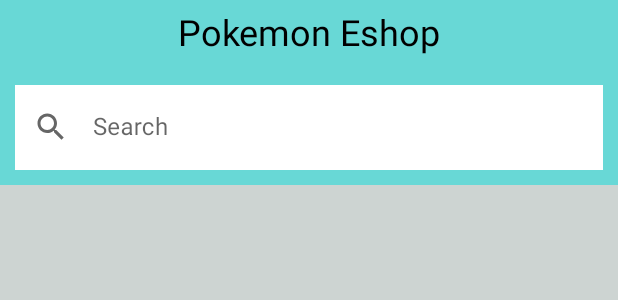
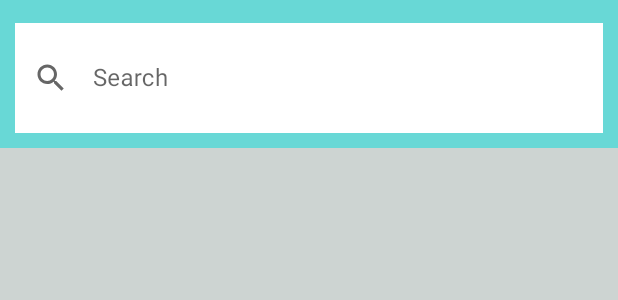
Before and after one commit to EChilin5/Zotes_OCR, an Android app: the layout fragment_home.xml on its own in the app's theme, with its tools: preview values and no code run, on a phone screen of 412 x 824 dp. Shown: the top 300 px of the screen. Run offline under Robolectric (Android 15) with nearby library versions, the phone set to English and light mode, and no system bars.

Commit message:
updated order fragment design

```diff
--- a/app/src/main/res/layout/fragment_completed_order.xml
+++ b/app/src/main/res/layout/fragment_completed_order.xml
@@ -25,7 +25,7 @@
         android:layout_width="0dp"
         android:layout_height="0dp"
         android:layout_marginTop="10dp"
-        android:background="@color/white"
+        android:background="@color/item_background"
         app:layout_constraintBottom_toBottomOf="parent"
         app:layout_constraintEnd_toEndOf="parent"
         app:layout_constraintStart_toStartOf="parent"
--- a/app/src/main/res/layout/fragment_home.xml
+++ b/app/src/main/res/layout/fragment_home.xml
@@ -19,31 +19,18 @@
         app:layout_constraintStart_toStartOf="@id/HomeGuideLineV1"
         app:layout_constraintTop_toBottomOf="@id/HomeGuideLine2" />
 
-    <TextView
-        android:id="@+id/tvPokeTitle"
-        android:layout_width="wrap_content"
-        android:layout_height="wrap_content"
-        android:layout_margin="10dp"
-        android:text="@string/pokemon_eshop"
-        android:textColor="@color/black"
-        android:textSize="24sp"
-        app:layout_constraintBottom_toTopOf="@+id/HomeGuideLine1_5"
-        app:layout_constraintEnd_toStartOf="@+id/HomeGuideLineV2"
-        app:layout_constraintStart_toStartOf="@+id/HomeGuideLineV1"
-        app:layout_constraintTop_toTopOf="@+id/HomeGuideLine1" />
-
     <com.google.android.material.textfield.TextInputLayout
         android:id="@+id/etSearchDetailLayout"
+        style="@style/Widget.MaterialComponents.TextInputLayout.OutlinedBox"
         android:layout_width="0dp"
+
         android:layout_height="0dp"
-
         android:layout_margin="10dp"
         android:hint="Search"
-        style="@style/Widget.MaterialComponents.TextInputLayout.OutlinedBox"
         app:layout_constraintBottom_toTopOf="@+id/HomeGuideLine2"
         app:layout_constraintEnd_toStartOf="@+id/HomeGuideLineV2"
         app:layout_constraintStart_toStartOf="@+id/HomeGuideLineV1"
-        app:layout_constraintTop_toTopOf="@+id/HomeGuideLine1_5"
+        app:layout_constraintTop_toTopOf="@id/HomeGuideLine1"
         app:startIconDrawable="@drawable/ic_baseline_search_24">
 
         <com.google.android.material.textfield.TextInputEditText
@@ -86,7 +73,7 @@
         android:layout_height="wrap_content"
         android:orientation="horizontal"
         app:layout_constraintGuide_begin="20dp"
-        app:layout_constraintGuide_percent="0.15" />
+        app:layout_constraintGuide_percent="0.12" />
 
     <androidx.constraintlayout.widget.Guideline
         android:id="@+id/HomeGuideLine3"
@@ -96,12 +83,4 @@
         app:layout_constraintGuide_begin="20dp"
         app:layout_constraintGuide_percent="1.0" />
 
-    <androidx.constraintlayout.widget.Guideline
-        android:id="@+id/HomeGuideLine1_5"
-        android:layout_width="wrap_content"
-        android:layout_height="wrap_content"
-        android:orientation="horizontal"
-        app:layout_constraintGuide_begin="20dp"
-        app:layout_constraintGuide_percent="0.05" />
-
 </androidx.constraintlayout.widget.ConstraintLayout>
```
Also changed, not shown: app/src/main/java/com/eachilin/zotes/adapter/OrderAdapter.kt (+3 -4 lines), app/src/main/java/com/eachilin/zotes/adapter/OrderItemDetailAdapter.kt (+10 -3 lines), app/src/main/res/layout/item_order.xml (+5 -2 lines), app/src/main/res/layout/item_order_additional_infor.xml (+97 -22 lines).
